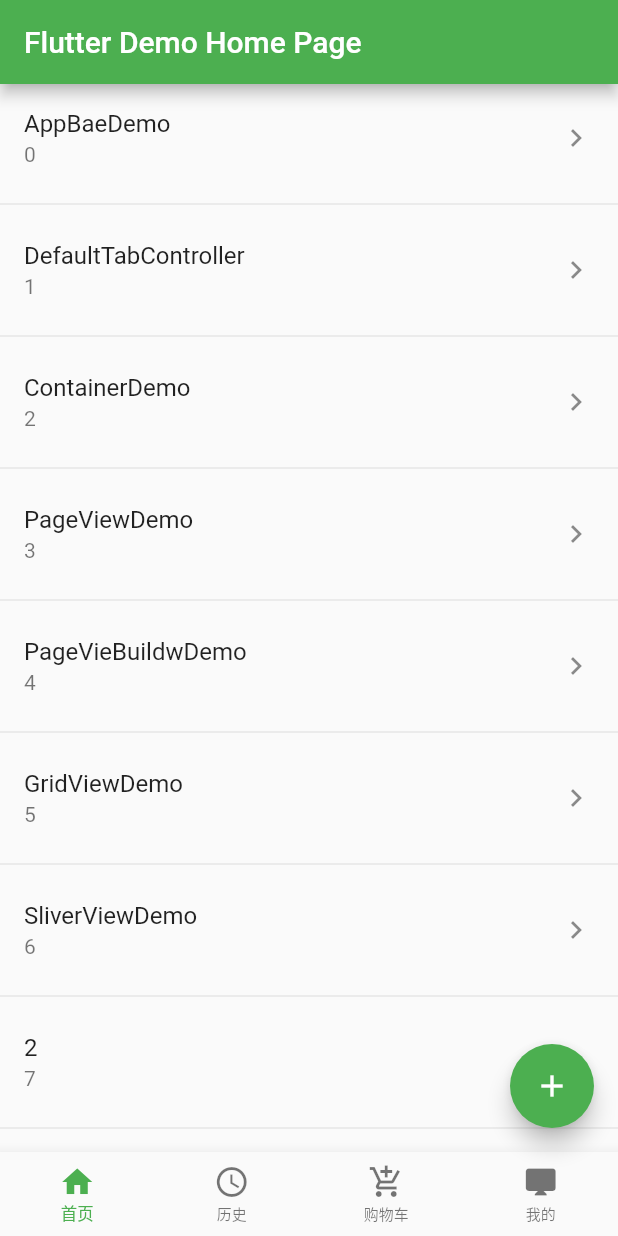
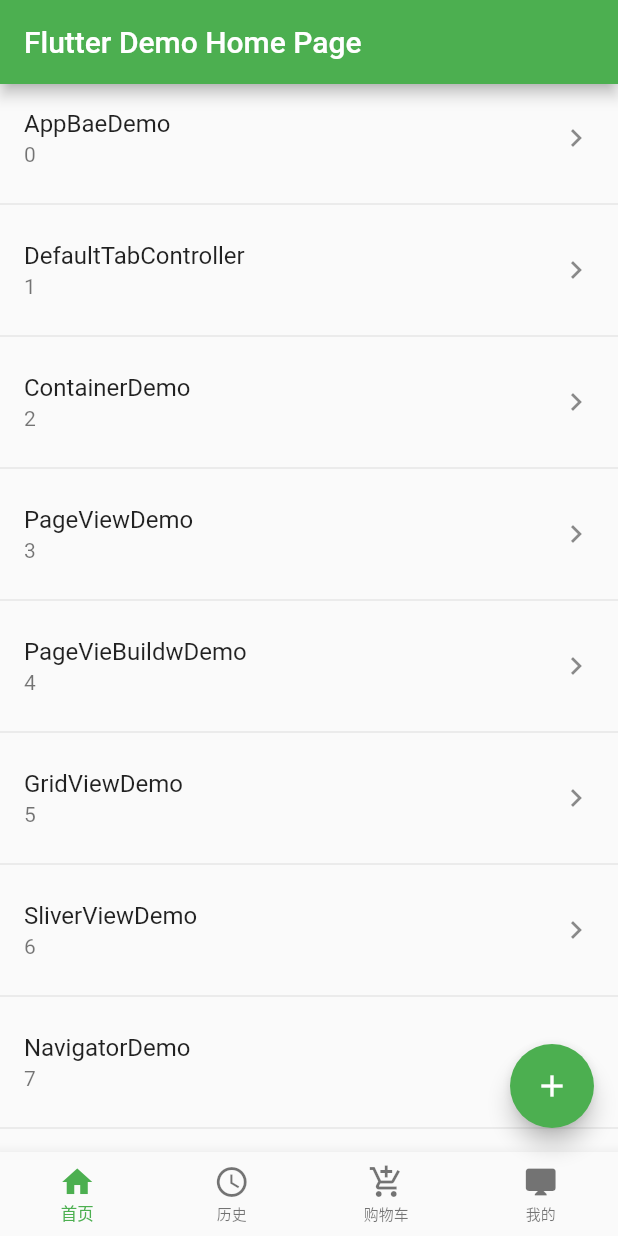
Before and after one commit to ChaoBoyan/Flutter_Study, a Flutter app: the screen it shows after launch, on a phone screen of 412 x 824 dp. Run offline on Flutter 3.47's test engine with Material 2 defaults, Android fonts, the phone set to English and light mode, and no system bars.

Commit message:
Navigator:push-pop-routes

```diff
--- a/flutter_study/lib/ListView_demo.dart
+++ b/flutter_study/lib/ListView_demo.dart
@@ -3,6 +3,7 @@ import 'package:flutterstudy/AppBar_demo.dart';
 import 'package:flutterstudy/BefaultTabController.dart';
 import 'package:flutterstudy/Container_demo.dart';
 import 'package:flutterstudy/GridView_demo.dart';
+import 'package:flutterstudy/Navigator_demo.dart';
 import 'package:flutterstudy/PageViewBuild_demo.dart';
 import 'Sliver_demo.dart';
 import 'PageView_demo.dart';
@@ -10,7 +11,7 @@ import 'PageView_demo.dart';
 class listViewDemo extends StatelessWidget {
 
   final List<String> cellDate = [
-    "AppBaeDemo","DefaultTabController","ContainerDemo","PageViewDemo","PageVieBuildwDemo","GridViewDemo","SliverViewDemo","2","1","2","1","2","1","2","1","2"
+    "AppBaeDemo","DefaultTabController","ContainerDemo","PageViewDemo","PageVieBuildwDemo","GridViewDemo","SliverViewDemo","NavigatorDemo","1","2","1","2","1","2","1","2"
   ];
 
   @override
@@ -59,6 +60,9 @@ class listViewDemo extends StatelessWidget {
       case 6:
         Navigator.push(context, MaterialPageRoute(builder: (context)=>SliverViewDemo()));
         break;
+      case 7:
+        Navigator.push(context, MaterialPageRoute(builder: (context)=>NavigatorDemo()));
+        break;
     }
 
   }
--- a/flutter_study/lib/main.dart
+++ b/flutter_study/lib/main.dart
@@ -1,6 +1,8 @@
 import 'package:flutter/material.dart';
 import 'package:flutterstudy/ListView_demo.dart';
+import 'package:flutterstudy/Navigator_demo.dart';
 import 'package:flutterstudy/tabbar_demo.dart';
+
 void main() => runApp(MyApp());
 
 class MyApp extends StatelessWidget {
@@ -8,12 +10,18 @@ class MyApp extends StatelessWidget {
   @override
   Widget build(BuildContext context) {
     return MaterialApp(
+      initialRoute: "/",
+      routes: {
+        "/": (context) => MyHomePage(title: 'Flutter Demo Home Page'),
+        "/newpage": (context) => NewPage(title: "NewPage_Routes"),
+      },
       debugShowCheckedModeBanner: false,
       title: 'Flutter Demo',
       theme: ThemeData(
         primarySwatch: Colors.green,
       ),
-      home: MyHomePage(title: 'Flutter Demo Home Page'),
+//      home: MyHomePage(title: 'Flutter Demo Home Page'),
+//        home 可以用 initialRoute 替代 ,
 
     );
   }
@@ -39,15 +47,12 @@ class _MyHomePageState extends State<MyHomePage> {
 
   @override
   Widget build(BuildContext context) {
-
     return Scaffold(
       appBar: AppBar(
-
         title: Text(widget.title),
       ),
       bottomNavigationBar: BottomTabbarView(),
-      body:
-      Center(
+      body: Center(
         // Center is a layout widget. It takes a single child and positions it
         // in the middle of the parent.
         child: listViewDemo(),
```
Also changed, not shown: flutter_study/lib/Navigator_demo.dart (added, +58 -0 lines).
